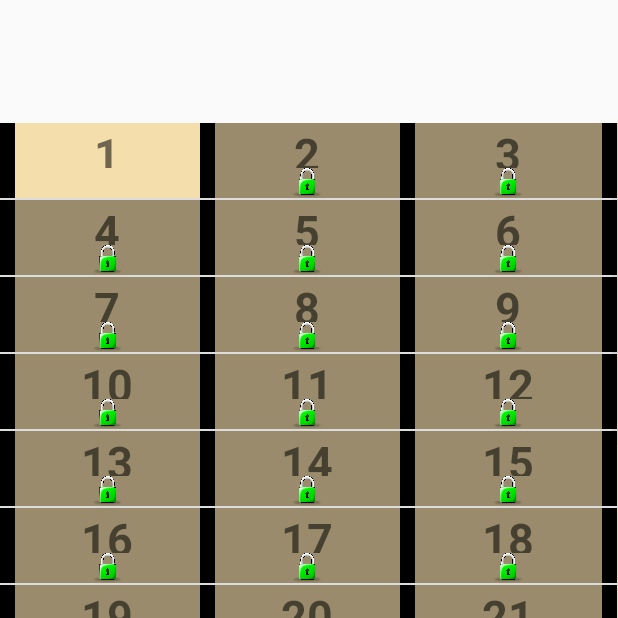
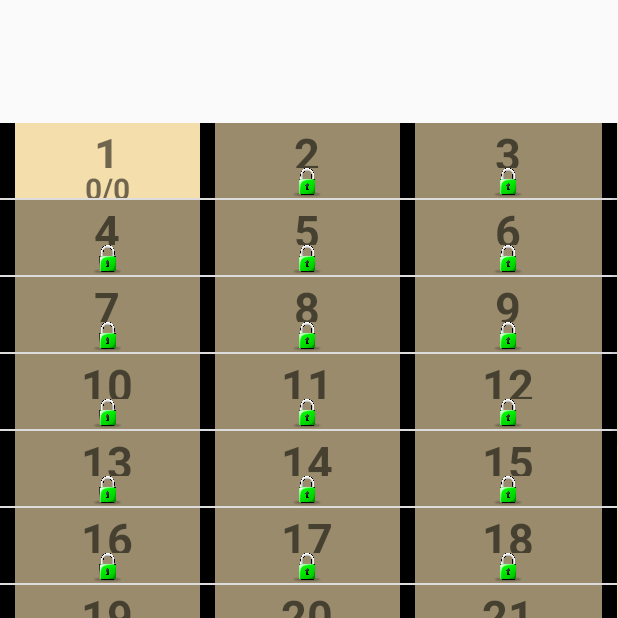
Before and after one commit to Lee-J-H/Escape_Farm, an Android app: the StagePage screen opened directly, with no data from a screen before it, on a phone screen of 412 x 824 dp, the top half of it. Run offline under Robolectric (Android 15) with nearby library versions, the phone set to English and light mode, and no system bars; 1 statement that could not run was skipped.

Commit message:
update stageList

```diff
--- a/app/src/main/java/gang/il/CheckedStage.java
+++ /dev/null
@@ -1,51 +0,0 @@
-package gang.il;
-
-import android.app.Activity;
-import android.content.Context;
-import android.content.SharedPreferences;
-import android.util.Log;
-
-import static gang.il.Valiable.gameMode;
-
-public class CheckedStage extends Activity {
-    static String[] stageText; //스테이지 클리어 점수 저장 변수
-
-    public static void onClearStage(Context context, int stage, int rating) {  //스테이지 완료시 저장
-        onCheckStage(context);
-        StringBuilder stageTextBuf = new StringBuilder();
-        if (stage < stageText.length) {  //현재 저장된 마지막 스테이지 이전의 스테이지들을 완료한 경우
-            if (Integer.parseInt(stageText[stage]) < rating)  //저장된 점수 이상의 점수를 얻은 경우
-            stageText[stage] = String.valueOf(rating);
-            for (int i = 0; i < stageText.length; i++) {
-                stageTextBuf.append(stageText[i]);
-                if (i != stageText.length) stageTextBuf.append(",");
-            }
-        } else { //현재 저장된 마지막 스테이지 다음의 스테이지를 완료한 경우
-            for (int i = 0; i < stageText.length; i++) {
-                stageTextBuf.append(stageText[i]);
-                stageTextBuf.append(",");
-            }
-            stageTextBuf.append(rating);
-        }
-        SharedPreferences mode = context.getSharedPreferences("stageTest", MODE_PRIVATE);
-        SharedPreferences.Editor editor = mode.edit();
-        if (gameMode.equals("classic"))
-            editor.putString("stage_classic", stageTextBuf.toString());
-        else if (gameMode.equals("blind"))
-            editor.putString("stage_blind", stageTextBuf.toString());
-        editor.commit();
-        stageTextBuf.delete(0, stageTextBuf.length());
-    }
-
-    public static int onCheckStage(Context context) { //현재까지 완료된 스테이지 확인
-        SharedPreferences mode = context.getSharedPreferences("stageTest", MODE_PRIVATE);
-        SharedPreferences.Editor editor = mode.edit();
-        String stage = "0";
-        if (gameMode.equals("classic"))
-            stage = mode.getString("stage_classic", "0");
-        else if (gameMode.equals("blind"))
-            stage = mode.getString("stage_blind", "0");
-        stageText = stage.split(",");
-        return stageText.length;
-    }//http://devstory.ibksplatform.com/2017/12/android-sharedpreferences.html
-}
--- /dev/null
+++ b/app/src/main/java/gang/il/StageDBHelper.java
@@ -0,0 +1,107 @@
+package gang.il;
+
+import android.content.Context;
+import android.database.Cursor;
+import android.database.sqlite.SQLiteDatabase;
+import android.database.sqlite.SQLiteOpenHelper;
+import android.util.Log;
+
+import static gang.il.Valiable.gameMode;
+import static gang.il.Valiable.stageCount;
+
+public class StageDBHelper extends SQLiteOpenHelper {
+    private SQLiteDatabase db;
+    private static final int DATABASE_VERSION = 1;
+    private static final String Database_Name = "StageCountDB";
+    private String Table_Name = gameMode;
+    public int clearedStage;
+    public int minimum_count[];
+
+    public StageDBHelper(Context context) {
+        super(context, Database_Name, null, DATABASE_VERSION);
+    }
+
+    @Override
+    public void onCreate(SQLiteDatabase db) {
+        String classic_table =
+                "CREATE TABLE " + "Classic" + "(" +
+                        "Stage INTEGER PRIMARY KEY AUTOINCREMENT, " +
+                        //"Rating INTEGER NOT NULL," +
+                        "Min_Count INTEGER NOT NULL" +
+                        ");";
+        String blind_table =
+                "CREATE TABLE " + "Blind" + "(" +
+                        "Stage INTEGER PRIMARY KEY AUTOINCREMENT, " +
+                        //"Rating INTEGER NOT NULL," +
+                        "Min_Count INTEGER NOT NULL" +
+                        ");";
+        db.execSQL(classic_table);
+        db.execSQL(blind_table);
+
+    }
+
+    @Override
+    public void onUpgrade(SQLiteDatabase db, int oldVersion, int newVersion) {
+        String DROP_TABLE =
+                "DROP TABLE IF EXISTS " + Table_Name;
+        db.execSQL(DROP_TABLE);
+        onCreate(db);
+    }
+
+    public void selectDB() {
+        db = getReadableDatabase();
+        if (gameMode.equals("classic"))
+            Table_Name = "Classic";
+        else
+            Table_Name = "Blind";
+        //Table_Name="Classic";
+
+        int countNum = 0;
+        Cursor c = db.rawQuery("select Min_Count from " + Table_Name, null);
+        if (c.getCount() == 0) {
+            clearedStage=0;
+            return;
+        }
+        clearedStage = c.getCount();
+        minimum_count = new int[clearedStage];
+        while (c.moveToNext()) {
+            minimum_count[countNum++] = c.getInt(0);
+            //Log.d(tag,"id:"+id+",name:"+name);
+        }
+        countNum = 0;
+        db.close();
+    }
+
+    public int getClearedStage() {
+        return clearedStage;
+    }
+
+    public int getMinimumCount(int index) {
+        return minimum_count[index];
+    }
+
+    public void recordMinCount(int min) {
+        db = getWritableDatabase();
+        if (gameMode.equals("classic"))
+            Table_Name = "Classic";
+        else
+            Table_Name = "Blind";
+        db.execSQL("update " + Table_Name + " set min_Count="+min+" where Stage="+ stageCount + ";");
+        db.close();
+        //Log.d(tag, "insert 성공~!");
+    }
+
+
+    public void insertDB(int Min_Count) {
+        db = getWritableDatabase();
+        if (gameMode.equals("classic"))
+            Table_Name = "Classic";
+        else
+            Table_Name = "Blind";
+
+        db.execSQL("insert into " + Table_Name + " (Stage, Min_Count) values('" + stageCount + "', " + Min_Count + ");");
+        db.close();
+        //Log.d(tag, "insert 성공~!");
+    } //출처: https://bitsoul.tistory.com/118?category=623707 [Happy Programmer~]
+    // 출처: https://sisiblog.tistory.com/175 [고슴이]
+}
--- a/app/src/main/java/gang/il/StageList.java
+++ b/app/src/main/java/gang/il/StageList.java
@@ -11,8 +11,8 @@ import android.widget.ImageView;
 import android.widget.LinearLayout;
 import android.widget.TextView;
 
-import static gang.il.CheckedStage.onCheckStage;
-import static gang.il.Valiable.clrDialogBtn;
+import static gang.il.Valiable.gameMode;
+import static gang.il.Valiable.min_count_ser;
 import static gang.il.Valiable.stageCount;
 
 public class StageList extends BaseAdapter {
@@ -41,18 +41,27 @@ public class StageList extends BaseAdapter {
     public View getView(final int position, View convertView, ViewGroup parent) {
         ViewHolder viewHolder = new ViewHolder();
         final Context context = parent.getContext();
-        succeedStage = onCheckStage(context);
-        convertView=null;
+        StageDBHelper StageDB = new StageDBHelper(context);
+        StageDB.selectDB();
+        succeedStage = StageDB.getClearedStage();
+        convertView = null;
         if (convertView == null) {
             LayoutInflater inflater = (LayoutInflater) context.getSystemService(Context.LAYOUT_INFLATER_SERVICE);
             convertView = inflater.inflate(R.layout.stage_list, parent, false);
-            for(int i=0; i<3; i++){
+            for (int i = 0; i < 3; i++) {
                 int textViewId = context.getResources().getIdentifier("num_" + (i + 1), "id", "gang.il");
                 int layoutId = context.getResources().getIdentifier("stage_" + (i + 1), "id", "gang.il");
                 int imageViewId = context.getResources().getIdentifier("lock_" + (i + 1), "id", "gang.il");
+                int min_count_area_id = context.getResources().getIdentifier("min_lay_" + (i + 1), "id", "gang.il");
+                int my_min_count_id = context.getResources().getIdentifier("my_min_" + (i + 1), "id", "gang.il");
+                int min_count_id = context.getResources().getIdentifier("min_" + (i + 1), "id", "gang.il");
                 viewHolder.stage_num_text[i] = (TextView) convertView.findViewById(textViewId);
                 viewHolder.stage_area[i] = (LinearLayout) convertView.findViewById(layoutId);
                 viewHolder.stage_lock_img[i] = (ImageView) convertView.findViewById(imageViewId);
+                viewHolder.min_count_area[i] = (LinearLayout) convertView.findViewById(min_count_area_id);
+                viewHolder.my_min_count[i] = (TextView) convertView.findViewById(my_min_count_id);
+                viewHolder.min_count[i] = (TextView) convertView.findViewById(min_count_id);
+
             }
         }
 
@@ -60,9 +69,15 @@ public class StageList extends BaseAdapter {
         for (int i = 0; i < 3; i++) {
             viewHolder.stage_num_text[i].setText("" + (position * 3 + 1 + i));
             viewHolder.stage_area[i].setTag("" + (position * 3 + 1 + i));
-            if (Integer.parseInt(viewHolder.stage_area[i].getTag().toString()) <= succeedStage) {
+            if (Integer.parseInt(viewHolder.stage_area[i].getTag().toString()) - 1 <= succeedStage) {
                 viewHolder.stage_lock_img[i].setVisibility(View.GONE);
                 viewHolder.stage_area[i].setBackgroundColor(Color.parseColor("#F4DFAC"));
+                StageDB.selectDB();
+                viewHolder.min_count_area[i].setVisibility(View.VISIBLE);
+                viewHolder.min_count[i].setText("/"+min_count_ser.get(position*3+i));
+                if (succeedStage >= (position * 3 + 1 + i)) {
+                    viewHolder.my_min_count[i].setText(String.valueOf(StageDB.getMinimumCount(i)));
+                }
             }
         }
 
@@ -71,21 +86,23 @@ public class StageList extends BaseAdapter {
                 @Override
                 public void onClick(View v) {
                     stageCount = v.getTag().toString();
-                    if (Integer.parseInt(stageCount) > succeedStage)
+                    if (Integer.parseInt(stageCount) - 1 > succeedStage)
                         return;
-                    clrDialogBtn="stageClk";
                     LoadDB.GetDB Data = new LoadDB.GetDB();
-                    Data.execute("http://106.10.57.117/EscapeFarm/getStage.php", stageCount);  //스테이지DB 로딩
+                    Data.execute("http://106.10.57.117/EscapeFarm/getStage.php", stageCount, "game_start_min");  //스테이지DB 로딩
                 }
             });
 
         return convertView;
     }
 
-    private class ViewHolder{
+    private class ViewHolder {
         private TextView[] stage_num_text = new TextView[3];
         private LinearLayout[] stage_area = new LinearLayout[3];
         private ImageView[] stage_lock_img = new ImageView[3];
+        private LinearLayout[] min_count_area = new LinearLayout[3];
+        private TextView[] my_min_count = new TextView[3];
+        private TextView[] min_count = new TextView[3];
     }
 
 }
--- a/app/src/main/res/layout/stage_list.xml
+++ b/app/src/main/res/layout/stage_list.xml
@@ -41,6 +41,40 @@
                 android:textStyle="bold" />
             <!--                //android:onClick="onStageClick"-->
 
+           <LinearLayout
+               android:id="@+id/min_lay_1"
+               android:layout_width="match_parent"
+               android:layout_height="0dp"
+               android:layout_weight="0.4"
+               android:visibility="gone">
+
+               <TextView
+                   android:layout_width="0dp"
+                   android:layout_height="match_parent"
+                   android:layout_weight="0.2" />
+
+               <TextView
+                   android:id="@+id/my_min_1"
+                   android:layout_width="wrap_content"
+                   android:layout_height="match_parent"
+                   android:textStyle="bold"
+                   android:textSize="20dp"
+                   android:text="0"/>
+
+               <TextView
+                   android:id="@+id/min_1"
+                   android:layout_width="wrap_content"
+                   android:layout_height="match_parent"
+                   android:textStyle="bold"
+                   android:textSize="20dp"
+                   android:text="/0"/>
+
+               <TextView
+                   android:layout_width="0dp"
+                   android:layout_height="match_parent"
+                   android:layout_weight="0.2" />
+           </LinearLayout>
+
             <ImageView
                 android:id="@+id/lock_1"
                 android:layout_width="match_parent"
@@ -77,6 +111,39 @@
                 android:textStyle="bold" />
             <!--                //android:onClick="onStageClick"-->
 
+            <LinearLayout
+                android:id="@+id/min_lay_2"
+                android:layout_width="match_parent"
+                android:layout_height="0dp"
+                android:layout_weight="0.4"
+                android:visibility="gone">
+
+                <TextView
+                    android:layout_width="0dp"
+                    android:layout_height="match_parent"
+                    android:layout_weight="0.2" />
+
+                <TextView
+                    android:id="@+id/my_min_2"
+                    android:layout_width="wrap_content"
+                    android:layout_height="match_parent"
+                    android:textStyle="bold"
+                    android:textSize="20dp"
+                    android:text="0"/>
+
+                <TextView
+                    android:id="@+id/min_2"
+                    android:layout_width="wrap_content"
+                    android:layout_height="match_parent"
+                    android:textStyle="bold"
+                    android:textSize="20dp"
+                    android:text="/0"/>
+
+                <TextView
+                    android:layout_width="0dp"
+                    android:layout_height="match_parent"
+                    android:layout_weight="0.2" />
+            </LinearLayout>
             <LinearLayout
                 android:layout_width="match_parent"
                 android:layout_height="0dp"
@@ -127,6 +194,40 @@
             <!--                //android:onClick="onStageClick"-->
 
             <LinearLayout
+                android:id="@+id/min_lay_3"
+                android:layout_width="match_parent"
+                android:layout_height="0dp"
+                android:layout_weight="0.4"
+                android:visibility="gone">
+
+                <TextView
+                    android:layout_width="0dp"
+                    android:layout_height="match_parent"
+                    android:layout_weight="0.2" />
+
+                <TextView
+                    android:id="@+id/my_min_3"
+                    android:layout_width="wrap_content"
+                    android:layout_height="match_parent"
+                    android:textStyle="bold"
+                    android:textSize="20dp"
+                    android:text="0"/>
+
+                <TextView
+                    android:id="@+id/min_3"
+                    android:layout_width="wrap_content"
+                    android:layout_height="match_parent"
+                    android:textStyle="bold"
+                    android:textSize="20dp"
+                    android:text="/0"/>
+
+                <TextView
+                    android:layout_width="0dp"
+                    android:layout_height="match_parent"
+                    android:layout_weight="0.2" />
+            </LinearLayout>
+
+            <LinearLayout
                 android:layout_width="match_parent"
                 android:layout_height="0dp"
                 android:layout_weight="0.4"
```
Also changed, not shown: app/src/main/java/gang/il/Controller.java (+9 -8 lines), app/src/main/java/gang/il/GamePage.java (+17 -8 lines), app/src/main/java/gang/il/LoadDB.java (+60 -18 lines), app/src/main/java/gang/il/MainPage.java (+16 -5 lines), app/src/main/java/gang/il/StageClear.java (+12 -5 lines), app/src/main/java/gang/il/StagePage.java (+6 -1 lines), app/src/main/java/gang/il/Valiable.java (+4 -3 lines).
